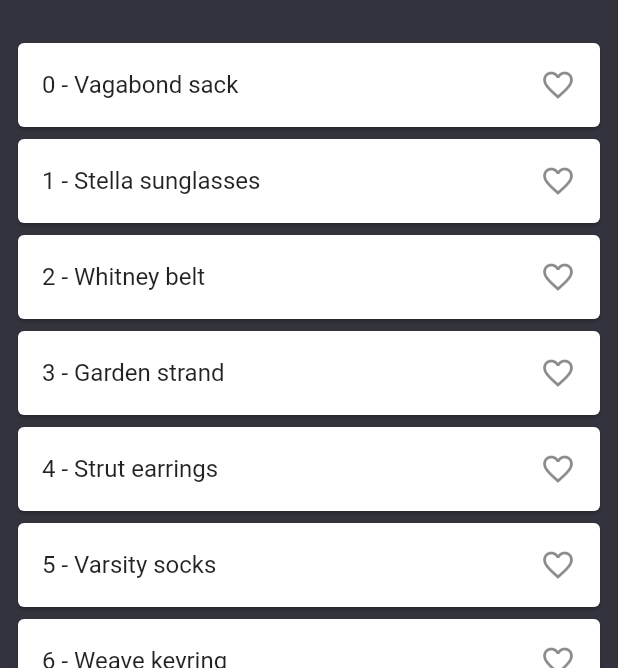
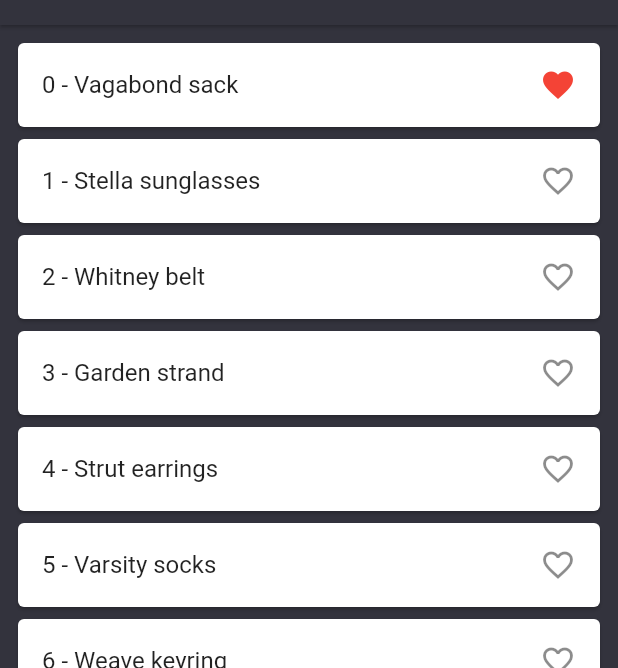
Before and after one commit to nv2500/DemoFlutter, a Flutter app: the HomeAppBoard screen opened by its route, after a tap on an icon or button, on a phone screen of 412 x 824 dp, the part 59-727 px from its top. Run offline on Flutter 3.47's test engine with Material 2 defaults, Android fonts, the phone set to English and light mode, and no system bars; our stand-ins replace adaptive_breakpoints, google_fonts.

```diff
--- a/lib/layout/product/base_product_row_widget.dart
+++ /dev/null
@@ -1,19 +0,0 @@
-import 'package:flutter/material.dart';
-import 'package:flutter_app/model/product.dart';
-
-// ignore: must_be_immutable
-class BaseProductListRowWidget extends StatefulWidget {
-  BaseProductListRowWidget({Product product});
-
-  Product product;
-  int index;
-
-  final TextStyle biggerFont =
-      const TextStyle(fontSize: 16, color: Colors.black); // NEW
-
-  @override
-  State<StatefulWidget> createState() {
-    // TODO: implement createState
-    throw UnimplementedError();
-  }
-}
--- a/lib/layout/product/product_list_select_fav_layout.dart
+++ b/lib/layout/product/product_list_layout.dart
@@ -1,14 +1,12 @@
 
 import 'package:flutter/material.dart';
+import 'package:flutter_app/layout/product/product_row_select_fav_widget.dart';
 import 'package:flutter_app/model/product.dart';
 
-class ProductListSelectFavLayout extends StatefulWidget {
-  const ProductListSelectFavLayout({
+class ProductListLayout extends StatefulWidget {
+  const ProductListLayout({
     @required this.productList,
-    // this.listRowWidget,
-    // @required this.listRowWidget,
   }) :  assert(productList != null);
-  // assert (listRowWidget != null);
 
   final List<Product> productList;
 
@@ -17,36 +15,24 @@ class ProductListSelectFavLayout extends StatefulWidget {
 
 }
 
-class _ProductListSelectFavLayout extends State<ProductListSelectFavLayout> {
+class _ProductListSelectFavLayout extends State<ProductListLayout> {
   final List<Product> productList;
 
   _ProductListSelectFavLayout(this.productList) : assert(productList != null);
 
   Widget buildRow(Product product, int index) {
-    // final alreadySaved = _productListSaved.contains(product);  // NEW
-    return Card(
-        child: ListTile(
-          title: Text(
-            product.nameTesting,
-            // style: biggerFont,
-          ),
-          trailing: Icon(
-            // alreadySaved ? Icons.favorite : Icons.favorite_border,
-            // color: alreadySaved ? Colors.red : null,
-              Icons.favorite_border,
-          ),
-          onTap: () {
-            print('row $index tapped');
-            setState(() {
-            //   if (alreadySaved) {
-            //     _productListSaved.remove(product);
-            //   } else {
-            //     _productListSaved.add(product);
-            //   }
-            });
-          },
-          // onTap: tapCallback.onTap,
-        ));
+    Widget row = ProductRowSelectFavWidget(
+      selectedProduct: product,
+      index: index,
+      tapCallback: () {
+        print('>>> tap at row $index ');
+        setState(() {
+          // TODO leave this empty call to force invalidate UI
+        });
+      },
+    );
+
+    return row;
   }
 
   @override
--- /dev/null
+++ b/lib/layout/product/product_row_select_fav_widget.dart
@@ -0,0 +1,48 @@
+
+import 'package:flutter/material.dart';
+import 'package:flutter_app/model/product.dart';
+
+import '../../main.dart';
+
+class ProductRowSelectFavWidget extends StatelessWidget {
+
+  final Product selectedProduct;
+  final int index;
+  final VoidCallback tapCallback;
+
+  const ProductRowSelectFavWidget({
+    this.selectedProduct,
+    this.index,
+    this.tapCallback,
+  }) :  assert(selectedProduct != null),
+        assert(tapCallback != null);
+
+  @override
+  Widget build(BuildContext context) {
+    final alreadySaved = MyDemoApp.sSavedProductList.contains(selectedProduct);  // NEW
+
+    Widget row = Card(
+        child: ListTile(
+          title: Text(
+            selectedProduct.nameTesting,
+            // style: biggerFont,
+          ),
+          trailing: Icon(
+            alreadySaved ? Icons.favorite : Icons.favorite_border,
+            color: alreadySaved ? Colors.red : null,
+          ),
+          onTap: () {
+            // update saving state of selected product
+            if (alreadySaved) {
+              MyDemoApp.sSavedProductList.remove(selectedProduct);
+            } else {
+              MyDemoApp.sSavedProductList.add(selectedProduct);
+            }
+            // TODO call this to force invalidate UI
+            tapCallback();
+          },
+        ));
+    return row;
+  }
+
+}
--- a/lib/main.dart
+++ b/lib/main.dart
@@ -36,7 +36,7 @@ class MyDemoApp extends StatelessWidget {
           homeRoute: (BuildContext context) => const HomeAppBoard(),
           loginRoute: (BuildContext context) => const LoginPage(),
         },
-        initialRoute: loginRoute,
+        // initialRoute: loginRoute,
       );
   }
 
@@ -46,7 +46,7 @@ class MyDemoApp extends StatelessWidget {
       appBarTheme: const AppBarTheme(
           color: DemoColors.primaryBackground,
           brightness: Brightness.dark,
-          elevation: 0,
+          elevation: 1,
       ),
       scaffoldBackgroundColor: DemoColors.primaryBackground,
       primaryColor: DemoColors.primaryBackground,
```
Also changed, not shown: lib/app.dart (+7 -21 lines), lib/layout/product/base_product_list_layout.dart (deleted, +0 -123 lines), lib/page/login.dart (+7 -4 lines).
